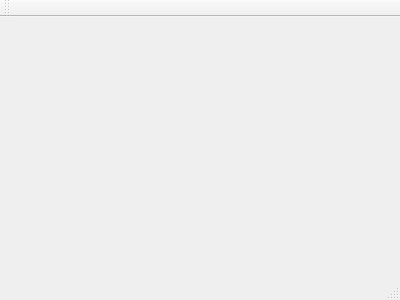
Above: qt/pkextract/mainwindow.ui from gitGNU/gnu_pktools before the change. Below: the same form after it.
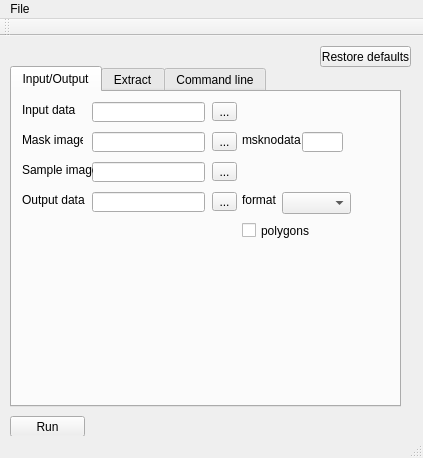
That is the form after the change. The open tabs and pages were chosen to show the change.

What changed in the file:
```diff
--- a/qt/pkextract/mainwindow.ui
+++ b/qt/pkextract/mainwindow.ui
@@ -1,24 +1,527 @@
 <ui version="4.0">
  <class>MainWindow</class>
- <widget class="QMainWindow" name="MainWindow" >
-  <property name="geometry" >
+ <widget class="QMainWindow" name="MainWindow">
+  <property name="geometry">
    <rect>
     <x>0</x>
     <y>0</y>
-    <width>400</width>
-    <height>300</height>
+    <width>423</width>
+    <height>458</height>
    </rect>
   </property>
   <property name="windowTitle" >
    <string>MainWindow</string>
   </property>
-  <widget class="QMenuBar" name="menuBar" />
-  <widget class="QToolBar" name="mainToolBar" />
-  <widget class="QWidget" name="centralWidget" />
-  <widget class="QStatusBar" name="statusBar" />
+  <widget class="QWidget" name="centralWidget">
+   <widget class="QTabWidget" name="tabWidget">
+    <property name="geometry">
+     <rect>
+      <x>10</x>
+      <y>30</y>
+      <width>391</width>
+      <height>341</height>
+     </rect>
+    </property>
+    <property name="currentIndex">
+     <number>1</number>
+    </property>
+    <widget class="QWidget" name="tab_2">
+     <attribute name="title">
+      <string>Input/Output</string>
+     </attribute>
+     <widget class="QLabel" name="label_3">
+      <property name="geometry">
+       <rect>
+        <x>10</x>
+        <y>10</y>
+        <width>71</width>
+        <height>16</height>
+       </rect>
+      </property>
+      <property name="toolTip">
+       <string>&lt;html&gt;&lt;head/&gt;&lt;body&gt;&lt;p&gt;Input image (raster or vector) containing band information&lt;/p&gt;&lt;/body&gt;&lt;/html&gt;</string>
+      </property>
+      <property name="text">
+       <string>Input data</string>
+      </property>
+     </widget>
+     <widget class="QLineEdit" name="input">
+      <property name="geometry">
+       <rect>
+        <x>80</x>
+        <y>10</y>
+        <width>113</width>
+        <height>20</height>
+       </rect>
+      </property>
+     </widget>
+     <widget class="QToolButton" name="toolButton_input">
+      <property name="geometry">
+       <rect>
+        <x>200</x>
+        <y>10</y>
+        <width>25</width>
+        <height>19</height>
+       </rect>
+      </property>
+      <property name="text">
+       <string>...</string>
+      </property>
+     </widget>
+     <widget class="QLabel" name="label_13">
+      <property name="geometry">
+       <rect>
+        <x>10</x>
+        <y>40</y>
+        <width>61</width>
+        <height>16</height>
+       </rect>
+      </property>
+      <property name="toolTip">
+       <string>&lt;html&gt;&lt;head/&gt;&lt;body&gt;&lt;p&gt;Pixels in input image where mask image has msknodata will not be classified, but obtain a constant value (=nodata)&lt;/p&gt;&lt;/body&gt;&lt;/html&gt;</string>
+      </property>
+      <property name="text">
+       <string>Mask image</string>
+      </property>
+     </widget>
+     <widget class="QLineEdit" name="mask">
+      <property name="geometry">
+       <rect>
+        <x>80</x>
+        <y>40</y>
+        <width>113</width>
+        <height>20</height>
+       </rect>
+      </property>
+     </widget>
+     <widget class="QToolButton" name="toolButton_mask">
+      <property name="geometry">
+       <rect>
+        <x>200</x>
+        <y>40</y>
+        <width>25</width>
+        <height>19</height>
+       </rect>
+      </property>
+      <property name="text">
+       <string>...</string>
+      </property>
+     </widget>
+     <widget class="QLabel" name="label_14">
+      <property name="geometry">
+       <rect>
+        <x>230</x>
+        <y>40</y>
+        <width>61</width>
+        <height>16</height>
+       </rect>
+      </property>
+      <property name="text">
+       <string>msknodata</string>
+      </property>
+     </widget>
+     <widget class="QLineEdit" name="msknodata">
+      <property name="geometry">
+       <rect>
+        <x>290</x>
+        <y>40</y>
+        <width>41</width>
+        <height>20</height>
+       </rect>
+      </property>
+     </widget>
+     <widget class="QLabel" name="label_15">
+      <property name="geometry">
+       <rect>
+        <x>10</x>
+        <y>100</y>
+        <width>71</width>
+        <height>16</height>
+       </rect>
+      </property>
+      <property name="toolTip">
+       <string>&lt;html&gt;&lt;head/&gt;&lt;body&gt;&lt;p&gt;Classified map (raster or vector according to input image).&lt;/p&gt;&lt;/body&gt;&lt;/html&gt;</string>
+      </property>
+      <property name="text">
+       <string>Output data</string>
+      </property>
+     </widget>
+     <widget class="QLineEdit" name="output">
+      <property name="geometry">
+       <rect>
+        <x>80</x>
+        <y>100</y>
+        <width>113</width>
+        <height>20</height>
+       </rect>
+      </property>
+     </widget>
+     <widget class="QToolButton" name="toolButton_output">
+      <property name="geometry">
+       <rect>
+        <x>200</x>
+        <y>100</y>
+        <width>25</width>
+        <height>19</height>
+       </rect>
+      </property>
+      <property name="text">
+       <string>...</string>
+      </property>
+     </widget>
+     <widget class="QLineEdit" name="sample">
+      <property name="geometry">
+       <rect>
+        <x>80</x>
+        <y>70</y>
+        <width>113</width>
+        <height>20</height>
+       </rect>
+      </property>
+     </widget>
+     <widget class="QToolButton" name="toolButton_sample">
+      <property name="geometry">
+       <rect>
+        <x>200</x>
+        <y>70</y>
+        <width>25</width>
+        <height>19</height>
+       </rect>
+      </property>
+      <property name="text">
+       <string>...</string>
+      </property>
+     </widget>
+     <widget class="QLabel" name="label_23">
+      <property name="geometry">
+       <rect>
+        <x>10</x>
+        <y>70</y>
+        <width>71</width>
+        <height>16</height>
+       </rect>
+      </property>
+      <property name="toolTip">
+       <string>&lt;html&gt;&lt;head/&gt;&lt;body&gt;&lt;p&gt;Pixels in input image where mask image has msknodata will not be classified, but obtain a constant value (=nodata)&lt;/p&gt;&lt;/body&gt;&lt;/html&gt;</string>
+      </property>
+      <property name="text">
+       <string>Sample image</string>
+      </property>
+     </widget>
+     <widget class="QLabel" name="label_16">
+      <property name="geometry">
+       <rect>
+        <x>230</x>
+        <y>100</y>
+        <width>41</width>
+        <height>16</height>
+       </rect>
+      </property>
+      <property name="text">
+       <string>format</string>
+      </property>
+     </widget>
+     <widget class="QComboBox" name="f">
+      <property name="geometry">
+       <rect>
+        <x>270</x>
+        <y>100</y>
+        <width>69</width>
+        <height>22</height>
+       </rect>
+      </property>
+     </widget>
+     <widget class="QCheckBox" name="polygon">
+      <property name="geometry">
+       <rect>
+        <x>230</x>
+        <y>130</y>
+        <width>71</width>
+        <height>17</height>
+       </rect>
+      </property>
+      <property name="toolTip">
+       <string>&lt;html&gt;&lt;head/&gt;&lt;body&gt;&lt;p&gt;Keep output features as polygons (only if input vector are polygons as well)&lt;/p&gt;&lt;/body&gt;&lt;/html&gt;</string>
+      </property>
+      <property name="text">
+       <string>polygons</string>
+      </property>
+     </widget>
+    </widget>
+    <widget class="QWidget" name="tab">
+     <attribute name="title">
+      <string>Extract</string>
+     </attribute>
+     <widget class="QLineEdit" name="bname">
+      <property name="geometry">
+       <rect>
+        <x>200</x>
+        <y>80</y>
+        <width>41</width>
+        <height>20</height>
+       </rect>
+      </property>
+     </widget>
+     <widget class="QLabel" name="label_2">
+      <property name="geometry">
+       <rect>
+        <x>10</x>
+        <y>80</y>
+        <width>191</width>
+        <height>16</height>
+       </rect>
+      </property>
+      <property name="toolTip">
+       <string>&lt;html&gt;&lt;head/&gt;&lt;body&gt;&lt;p&gt;name of the attribute in your training vector file that corresponds to the class labels &lt;/p&gt;&lt;/body&gt;&lt;/html&gt;</string>
+      </property>
+      <property name="text">
+       <string>attribute (prefix) name for raster info</string>
+      </property>
+     </widget>
+     <widget class="QTableView" name="tableView_classes">
+      <property name="geometry">
+       <rect>
+        <x>160</x>
+        <y>130</y>
+        <width>221</width>
+        <height>181</height>
+       </rect>
+      </property>
+     </widget>
+     <widget class="QLabel" name="label_17">
+      <property name="geometry">
+       <rect>
+        <x>190</x>
+        <y>110</y>
+        <width>161</width>
+        <height>20</height>
+       </rect>
+      </property>
+      <property name="text">
+       <string>class name-threshold (%) pairs</string>
+      </property>
+     </widget>
+     <widget class="QLabel" name="label_20">
+      <property name="geometry">
+       <rect>
+        <x>10</x>
+        <y>150</y>
+        <width>91</width>
+        <height>31</height>
+       </rect>
+      </property>
+      <property name="text">
+       <string>prepare table for</string>
+      </property>
+     </widget>
+     <widget class="QLineEdit" name="nclass">
+      <property name="geometry">
+       <rect>
+        <x>94</x>
+        <y>155</y>
+        <width>31</width>
+        <height>20</height>
+       </rect>
+      </property>
+     </widget>
+     <widget class="QToolButton" name="toolButton_createTable">
+      <property name="geometry">
+       <rect>
+        <x>130</x>
+        <y>156</y>
+        <width>25</width>
+        <height>19</height>
+       </rect>
+      </property>
+      <property name="text">
+       <string>-&gt;</string>
+      </property>
+     </widget>
+     <widget class="QLabel" name="label_21">
+      <property name="geometry">
+       <rect>
+        <x>90</x>
+        <y>130</y>
+        <width>51</width>
+        <height>31</height>
+       </rect>
+      </property>
+      <property name="text">
+       <string># classes</string>
+      </property>
+     </widget>
+     <widget class="QLabel" name="label_22">
+      <property name="geometry">
+       <rect>
+        <x>20</x>
+        <y>200</y>
+        <width>131</width>
+        <height>61</height>
+       </rect>
+      </property>
+      <property name="text">
+       <string>replace label names with
+ the labels in your training
+ vector file</string>
+      </property>
+     </widget>
+     <widget class="QComboBox" name="rule">
+      <property name="geometry">
+       <rect>
+        <x>90</x>
+        <y>10</y>
+        <width>69</width>
+        <height>22</height>
+       </rect>
+      </property>
+     </widget>
+     <widget class="QLabel" name="label_4">
+      <property name="geometry">
+       <rect>
+        <x>10</x>
+        <y>10</y>
+        <width>81</width>
+        <height>16</height>
+       </rect>
+      </property>
+      <property name="toolTip">
+       <string>&lt;html&gt;&lt;head/&gt;&lt;body&gt;&lt;p&gt;name of the attribute in your training vector file that corresponds to the class labels &lt;/p&gt;&lt;/body&gt;&lt;/html&gt;</string>
+      </property>
+      <property name="text">
+       <string>extraction rule</string>
+      </property>
+     </widget>
+    </widget>
+    <widget class="QWidget" name="tab_4">
+     <attribute name="title">
+      <string>Command line</string>
+     </attribute>
+     <widget class="QLabel" name="label_18">
+      <property name="geometry">
+       <rect>
+        <x>10</x>
+        <y>10</y>
+        <width>81</width>
+        <height>16</height>
+       </rect>
+      </property>
+      <property name="text">
+       <string>Command line</string>
+      </property>
+     </widget>
+     <widget class="QLineEdit" name="commandLineEdit">
+      <property name="geometry">
+       <rect>
+        <x>10</x>
+        <y>40</y>
+        <width>361</width>
+        <height>61</height>
+       </rect>
+      </property>
+     </widget>
+     <widget class="QLabel" name="label_19">
+      <property name="geometry">
+       <rect>
+        <x>10</x>
+        <y>120</y>
+        <width>81</width>
+        <height>16</height>
+       </rect>
+      </property>
+      <property name="text">
+       <string>Console output</string>
+      </property>
+     </widget>
+     <widget class="QPlainTextEdit" name="consoleEdit">
+      <property name="geometry">
+       <rect>
+        <x>10</x>
+        <y>140</y>
+        <width>361</width>
+        <height>171</height>
+       </rect>
+      </property>
+     </widget>
+    </widget>
+   </widget>
+   <widget class="QPushButton" name="pushButton_run">
+    <property name="geometry">
+     <rect>
+      <x>10</x>
+      <y>380</y>
+      <width>75</width>
+      <height>21</height>
+     </rect>
+    </property>
+    <property name="text">
+     <string>Run</string>
+    </property>
+   </widget>
+   <widget class="QPushButton" name="pushButton_restore">
+    <property name="geometry">
+     <rect>
+      <x>320</x>
+      <y>10</y>
+      <width>91</width>
+      <height>21</height>
+     </rect>
+    </property>
+    <property name="text">
+     <string>Restore defaults</string>
+    </property>
+   </widget>
+  </widget>
+  <widget class="QMenuBar" name="menuBar">
+   <property name="geometry">
+    <rect>
+     <x>0</x>
+     <y>0</y>
+     <width>423</width>
+     <height>21</height>
+    </rect>
+   </property>
+   <widget class="QMenu" name="menuFile">
+    <property name="title">
+     <string>File</string>
+    </property>
+    <addaction name="actionInput"/>
+    <addaction name="actionMask"/>
+    <addaction name="actionTraining"/>
+    <addaction name="actionOutput"/>
+   </widget>
+   <addaction name="menuFile"/>
+  </widget>
+  <widget class="QToolBar" name="mainToolBar">
+   <attribute name="toolBarArea">
+    <enum>TopToolBarArea</enum>
+   </attribute>
+   <attribute name="toolBarBreak">
+    <bool>false</bool>
+   </attribute>
+  </widget>
+  <widget class="QStatusBar" name="statusBar"/>
+  <action name="actionInput">
+   <property name="text">
+    <string>Input</string>
+   </property>
+  </action>
+  <action name="actionTraining">
+   <property name="text">
+    <string>Sample</string>
+   </property>
+  </action>
+  <action name="actionMask">
+   <property name="text">
+    <string>Mask</string>
+   </property>
+  </action>
+  <action name="actionOutput">
+   <property name="text">
+    <string>Output</string>
+   </property>
+  </action>
  </widget>
- <layoutDefault spacing="6" margin="11" />
- <pixmapfunction></pixmapfunction>
+ <layoutdefault spacing="6" margin="11"/>
  <resources/>
  <connections/>
 </ui>
```
Left out of the diff: 5 changed lines with no effect on the pictures.
